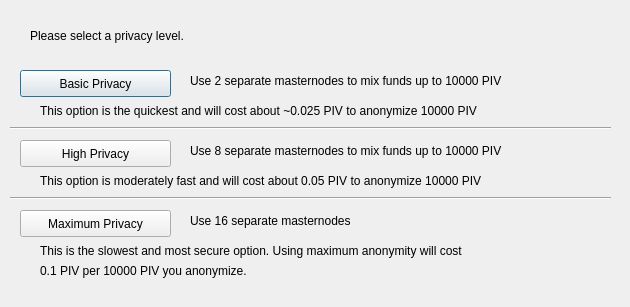
Old version of the form src/qt/forms/obfuscationconfig.ui in the repository SMRT2/smrt-test.
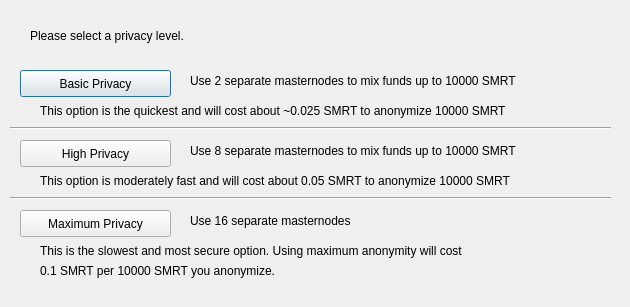
New version of the form.

Commit message: SMRT ticker update

Diff of the .ui file:
```diff
--- a/src/qt/forms/obfuscationconfig.ui
+++ b/src/qt/forms/obfuscationconfig.ui
@@ -75,7 +75,7 @@
     </rect>
    </property>
    <property name="text">
-    <string>Use 2 separate masternodes to mix funds up to 10000 PIV</string>
+    <string>Use 2 separate masternodes to mix funds up to 10000 SMRT</string>
    </property>
   </widget>
   <widget class="QLabel" name="label_3">
@@ -88,7 +88,7 @@
     </rect>
    </property>
    <property name="text">
-    <string>Use 8 separate masternodes to mix funds up to 10000 PIV</string>
+    <string>Use 8 separate masternodes to mix funds up to 10000 SMRT</string>
    </property>
   </widget>
   <widget class="QLabel" name="label_4">
@@ -114,7 +114,7 @@
     </rect>
    </property>
    <property name="text">
-    <string>This option is the quickest and will cost about ~0.025 PIV to anonymize 10000 PIV</string>
+    <string>This option is the quickest and will cost about ~0.025 SMRT to anonymize 10000 SMRT</string>
    </property>
   </widget>
   <widget class="QLabel" name="label_7">
@@ -127,7 +127,7 @@
     </rect>
    </property>
    <property name="text">
-    <string>This option is moderately fast and will cost about 0.05 PIV to anonymize 10000 PIV</string>
+    <string>This option is moderately fast and will cost about 0.05 SMRT to anonymize 10000 SMRT</string>
    </property>
   </widget>
   <widget class="QLabel" name="label_8">
@@ -153,7 +153,7 @@
     </rect>
    </property>
    <property name="text">
-    <string>0.1 PIV per 10000 PIV you anonymize.</string>
+    <string>0.1 SMRT per 10000 SMRT you anonymize.</string>
    </property>
   </widget>
   <widget class="Line" name="line">
```
The commit also changes 116 other files.
